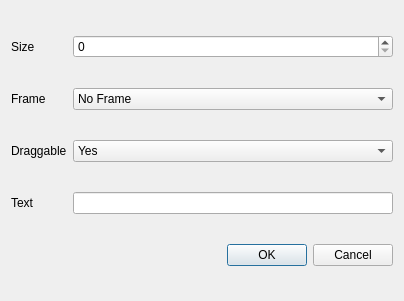
First picture: the form in src/Ui_Files/Dialogs/annotation_dialog.ui, repository austinmcano/GeorgeGroupGui, before the edit.
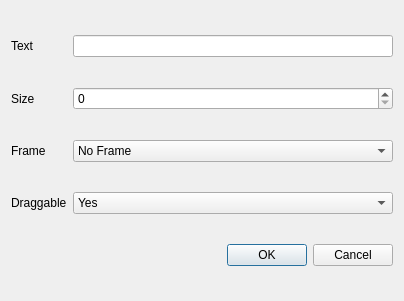
Second picture: the form after the edit.

```diff
--- a/src/Ui_Files/Dialogs/annotation_dialog.ui
+++ b/src/Ui_Files/Dialogs/annotation_dialog.ui
@@ -15,23 +15,6 @@
   </property>
   <layout class="QGridLayout" name="gridLayout">
    <item row="2" column="0">
-    <widget class="QLabel" name="label_4">
-     <property name="text">
-      <string>Draggable</string>
-     </property>
-    </widget>
-   </item>
-   <item row="0" column="1">
-    <widget class="QSpinBox" name="size_sb"/>
-   </item>
-   <item row="0" column="0">
-    <widget class="QLabel" name="label">
-     <property name="text">
-      <string>Size</string>
-     </property>
-    </widget>
-   </item>
-   <item row="1" column="0">
     <widget class="QLabel" name="label_2">
      <property name="text">
       <string>Frame</string>
@@ -39,27 +22,13 @@
     </widget>
    </item>
    <item row="3" column="0">
-    <widget class="QLabel" name="label_3">
+    <widget class="QLabel" name="label_4">
      <property name="text">
-      <string>Text</string>
+      <string>Draggable</string>
      </property>
     </widget>
    </item>
-   <item row="2" column="1">
-    <widget class="QComboBox" name="dragable_cb">
-     <item>
-      <property name="text">
-       <string>Yes</string>
-      </property>
-     </item>
-     <item>
-      <property name="text">
-       <string>No</string>
-      </property>
-     </item>
-    </widget>
-   </item>
-   <item row="4" column="1">
+   <item row="5" column="1">
     <widget class="QDialogButtonBox" name="buttonBox">
      <property name="orientation">
       <enum>Qt::Horizontal</enum>
@@ -69,7 +38,24 @@
      </property>
     </widget>
    </item>
+   <item row="3" column="1">
+    <widget class="QComboBox" name="dragable_cb">
+     <item>
+      <property name="text">
+       <string>Yes</string>
+      </property>
+     </item>
+     <item>
+      <property name="text">
+       <string>No</string>
+      </property>
+     </item>
+    </widget>
+   </item>
    <item row="1" column="1">
+    <widget class="QSpinBox" name="size_sb"/>
+   </item>
+   <item row="2" column="1">
     <widget class="QComboBox" name="frame_cb">
      <item>
       <property name="text">
@@ -83,7 +69,21 @@
      </item>
     </widget>
    </item>
-   <item row="3" column="1">
+   <item row="1" column="0">
+    <widget class="QLabel" name="label">
+     <property name="text">
+      <string>Size</string>
+     </property>
+    </widget>
+   </item>
+   <item row="0" column="0">
+    <widget class="QLabel" name="label_3">
+     <property name="text">
+      <string>Text</string>
+     </property>
+    </widget>
+   </item>
+   <item row="0" column="1">
     <widget class="QLineEdit" name="text_le"/>
    </item>
   </layout>
```
